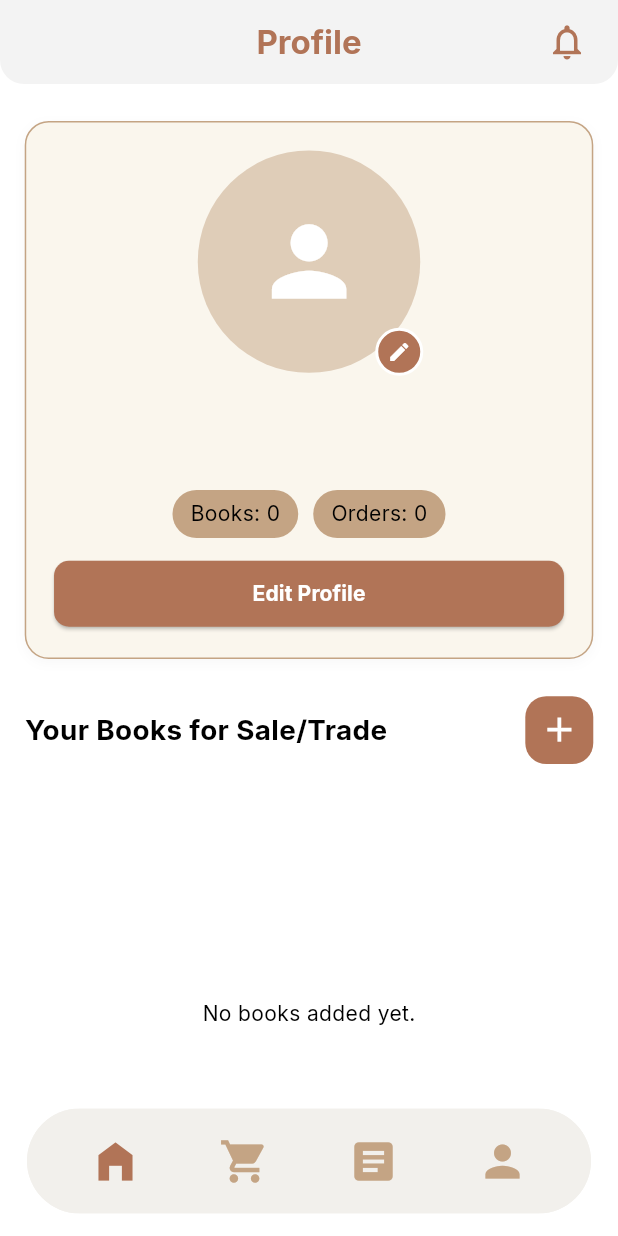
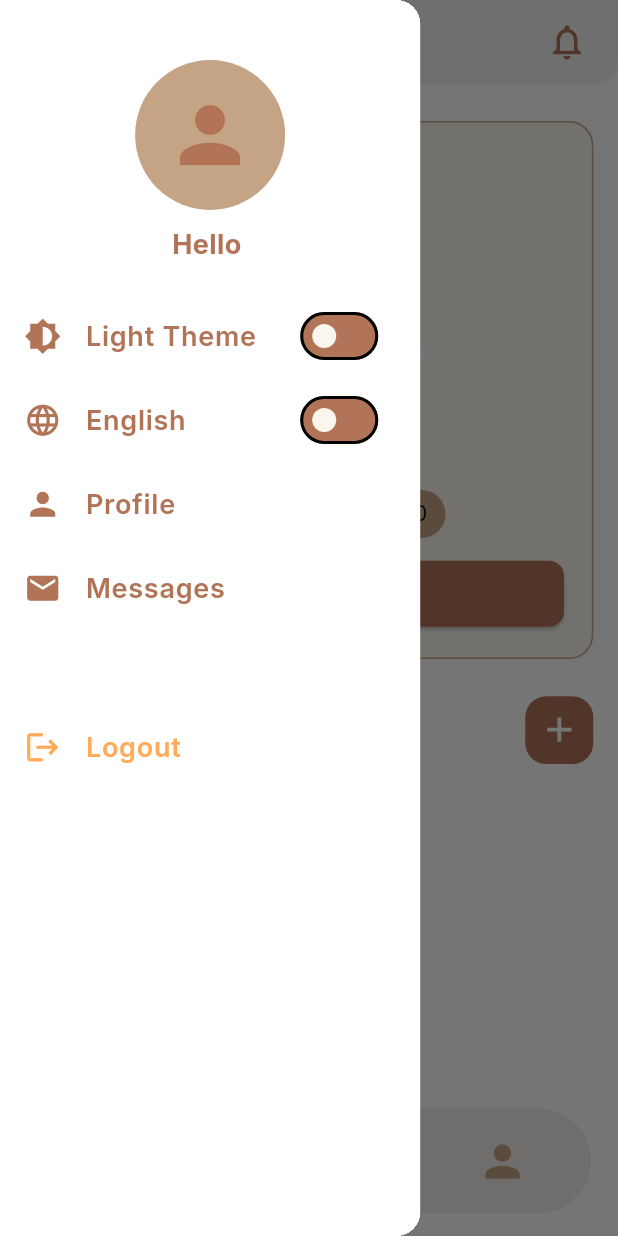
Before and after one commit to Cokawhere/graduation-project-BOOKSi, a Flutter app: the ProfilePage screen opened directly, with the side drawer open (before the commit the screen has no drawer), on a phone screen of 412 x 824 dp. Run offline on Flutter 3.47's test engine with Material 3 defaults, Android fonts, the phone set to English and light mode, and no system bars; drawn by our look-alikes of badges; our stand-ins replace cloud_firestore, firebase_auth, firebase_core, firebase_dynamic_links, flutter_chat_types, flutter_dotenv and 7 more; missing offline and left inert: flutter_facebook_auth, flutter_paymob; accounts and stored records are empty; project files that could hold a hidden picture were left out.

```diff
--- a/lib/features/blog/views/blog_view.dart
+++ b/lib/features/blog/views/blog_view.dart
@@ -1,7 +1,6 @@
 import 'package:flutter/material.dart';
 import 'package:get/get.dart';
 import '../../../common/widgets/custom_bottom_navigation.dart';
-import '../../Home/home_view.dart';
 import '../controllers/blog_controller.dart';
 import '../models/blog_models.dart';
 import '../../../common/styles/colors.dart';
--- a/lib/features/book_details/book_details_view.dart
+++ b/lib/features/book_details/book_details_view.dart
@@ -84,7 +84,6 @@ class _BookDetailsViewState extends State<BookDetailsView> {
           final isOwner =
               currentUserId != null &&
               currentUserId == controller.book.value?.ownerId;
-          ;
           if (controller.isLoading.value) {
             return const Center(child: CircularProgressIndicator());
           }
@@ -92,7 +91,7 @@ class _BookDetailsViewState extends State<BookDetailsView> {
             child: Column(
               crossAxisAlignment: CrossAxisAlignment.start,
               children: [
-                Container(
+                SizedBox(
                   height: 300.h,
                   child: Stack(
                     children: [
--- a/lib/features/cart/cart_view.dart
+++ b/lib/features/cart/cart_view.dart
@@ -1,4 +1,3 @@
-import 'package:booksi/features/Home/home_view.dart';
 import 'package:flutter/material.dart';
 import 'package:get/get.dart';
 import '../../common/styles/colors.dart';
@@ -14,11 +13,6 @@ import 'cart_controller.dart';
 class CartView extends StatelessWidget {
   final CartController cartController = Get.find<CartController>();
   final HomeController homeController = Get.find<HomeController>();
-
-  // final ShippingInfoController shippingController = Get.put(
-  //   ShippingInfoController(),
-  //   permanent: false,
-  // );
 
   CartView({super.key});
 
--- a/lib/features/chat/widgets/contact_seller_button.dart
+++ b/lib/features/chat/widgets/contact_seller_button.dart
@@ -88,7 +88,6 @@ class _ContactSellerButtonState extends State<ContactSellerButton> {
     final currentUserId = FirebaseAuth.instance.currentUser?.uid;
     final isOwner =
         currentUserId != null && currentUserId == widget.otherUserId;
-    ;
     return ElevatedButton(
       onPressed: isOwner
           ? null
--- a/lib/features/profile/views/profile_view.dart
+++ b/lib/features/profile/views/profile_view.dart
@@ -10,6 +10,8 @@ import 'package:booksi/common/widgets/custom_profile_card.dart';
 import 'package:booksi/common/styles/colors.dart';
 import 'package:booksi/features/Home/home_view.dart';
 import '../../../common/widgets/custom_bottom_navigation.dart';
+import '../../../common/widgets/drawer.dart';
+import '../../Home/home_controller.dart';
 import 'add_book.dart';
 import 'edit_user.dart';
 import '../controllers/imagekit_controller.dart';
@@ -20,6 +22,8 @@ class ProfilePage extends StatelessWidget {
   final BookController bookController = Get.find<BookController>();
   final ProfileController profileController = Get.find<ProfileController>();
   final ImageKitController imageKitController = Get.find<ImageKitController>();
+    final HomeController homeController = Get.find<HomeController>();
+
 
   ProfilePage({super.key});
 
@@ -36,6 +40,12 @@ class ProfilePage extends StatelessWidget {
     return Scaffold(
       extendBody: true,
       extendBodyBehindAppBar: false,
+        drawer: homeController.currentLocale.value.languageCode == 'ar'
+          ? null
+          : CustomDrawer(),
+      endDrawer: homeController.currentLocale.value.languageCode == 'ar'
+          ? CustomDrawer()
+          : null,
       appBar: AppBar(
         backgroundColor: isDarkTheme ? Colors.black : AppColors.white,
         elevation: isDarkTheme ? 0 : 2,
@@ -189,8 +199,7 @@ class ProfilePage extends StatelessWidget {
                               borderRadius: BorderRadius.circular(20),
                             ),
                             child: Text(
-                              '${'books'.tr}: ' +
-                                  bookController.userBooks.length.toString(),
+                              '${'books'.tr}: ${bookController.userBooks.length}',
                             ),
                           ),
                           const SizedBox(width: 10),
@@ -217,7 +226,7 @@ class ProfilePage extends StatelessWidget {
                                   borderRadius: BorderRadius.circular(20),
                                 ),
                                 child: Text(
-                                  '${'orders'.tr}: ' + count.toString(),
+                                  '${'orders'.tr}: $count',
                                 ),
                               );
                             },
--- a/lib/features/splash-screen/view.dart
+++ b/lib/features/splash-screen/view.dart
@@ -1,5 +1,4 @@
 import 'package:flutter/material.dart';
-import 'package:flutter_svg/flutter_svg.dart';
 import 'package:get/get.dart';
 import '../../common/styles/colors.dart';
 import '../auth/views/loginview.dart';
--- a/lib/lang/ar.dart
+++ b/lib/lang/ar.dart
@@ -257,4 +257,7 @@ const Map<String, String> ar = {
   "note": "ملاحظة",
   "optional_note": "اكتب أي ملاحظة (اختياري)",
   "proceed_order_summary": "إتمام الطلب",
+
+  'phone_numbers_only': 'رقم الهاتف يجب أن يحتوي على أرقام فقط',
+  'invalid_egypt_phone': 'رقم الهاتف غير صحيح، يجب أن يكون مصري',
 };
--- a/lib/lang/en.dart
+++ b/lib/lang/en.dart
@@ -253,4 +253,7 @@ const Map<String, String> en = {
   "note": "Note",
   "optional_note": "Write any note (optional)",
   "proceed_order_summary": "Proceed to Order Summary",
+
+  'phone_numbers_only': 'Phone number must contain digits only',
+  'invalid_egypt_phone': 'Invalid phone number, must be an Egyptian number',
 };
--- a/pubspec.yaml
+++ b/pubspec.yaml
@@ -61,6 +61,7 @@ dependencies:
 dev_dependencies:
   flutter_test:
     sdk: flutter
+  flutter_launcher_icons:
 
   # The "flutter_lints" package below contains a set of recommended lints to
   # encourage good coding practices. The lint set provided by the package is
@@ -100,3 +101,8 @@ flutter:
   #
   # For details regarding fonts from package dependencies,
   # see https://flutter.dev/to/font-from-package
+
+flutter_icons:
+  android: true
+  ios: true
+  image_path: "assets/images/logo.png"
```
Also changed, not shown: lib/features/Home/home_view.dart (+0 -7 lines), lib/features/orders/order_details_view.dart (line endings or trailing spaces), pubspec.lock, 29 other files.
